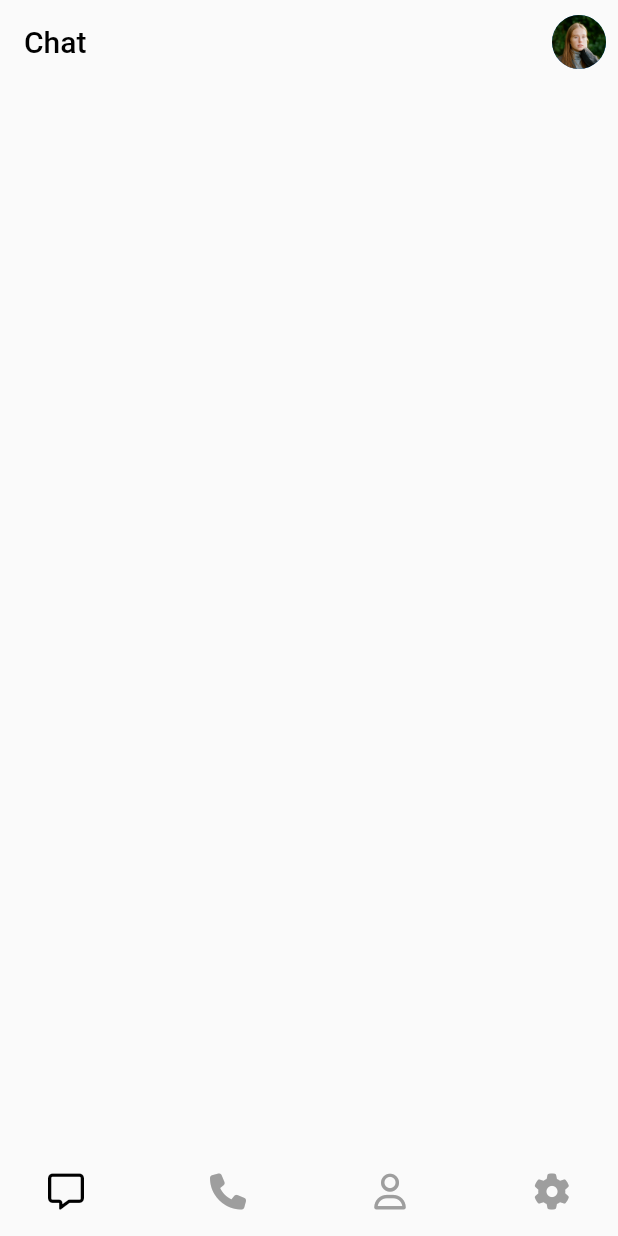
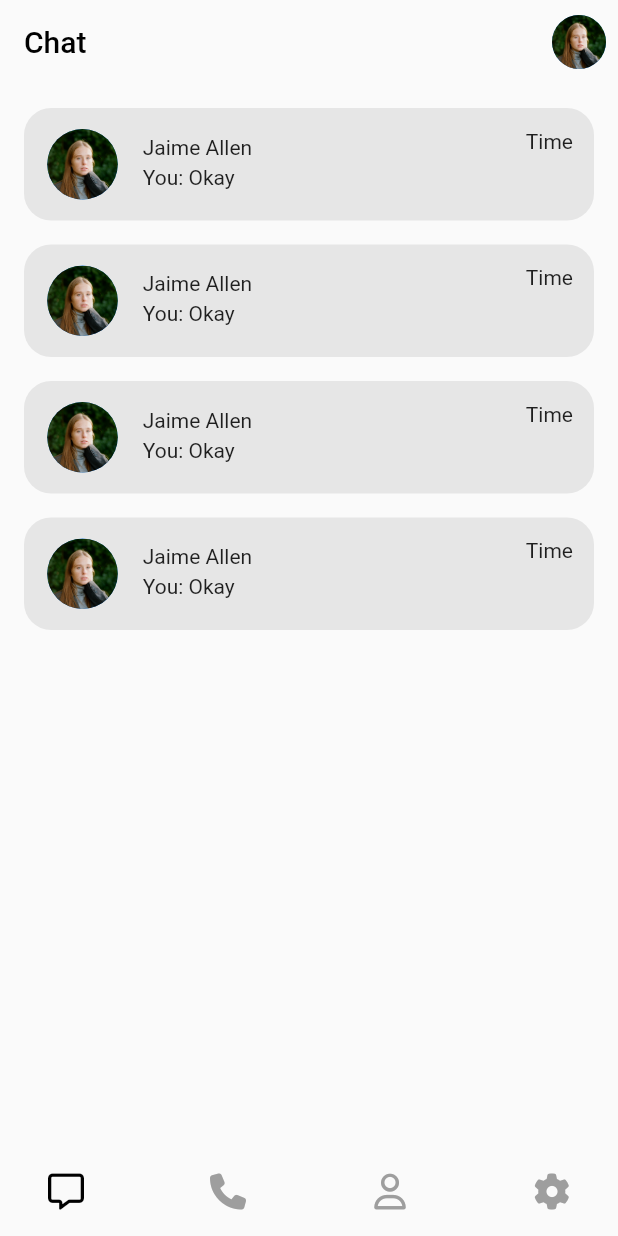
Before and after one commit to alan-thomas-shaji/hlf-chat-app, a Flutter app: the screen it shows after launch, on a phone screen of 412 x 824 dp. Run offline on Flutter 3.47's test engine with Material 2 defaults, Android fonts, the light colour scheme and no system bars; our stand-ins replace font_awesome_flutter, get, socket_io_client.

Commit message:
Chat homepage Ui

```diff
--- a/HLF Chat/lib/chatPage.dart
+++ b/HLF Chat/lib/chatPage.dart
@@ -30,6 +30,17 @@ class _HomeState extends State<Home> {
         ],
         elevation: 0,
         backgroundColor: Colors.transparent,
+      ),
+      body: Padding(
+        padding: const EdgeInsets.all(8.0),
+        child: Column(
+          children: [
+            ChatListHeader(),
+            ChatListHeader(),
+            ChatListHeader(),
+            ChatListHeader(),
+          ],
+        ),
       ),
       bottomNavigationBar: Container(
         padding: EdgeInsets.symmetric(horizontal: 20, vertical: 5),
@@ -91,3 +102,52 @@ class _HomeState extends State<Home> {
     );
   }
 }
+
+class ChatListHeader extends StatelessWidget {
+  const ChatListHeader({
+    Key? key,
+  }) : super(key: key);
+
+  @override
+  Widget build(BuildContext context) {
+    return Padding(
+      padding: const EdgeInsets.all(8.0),
+      child: Align(
+        alignment: Alignment.center,
+        child: Container(
+          padding: EdgeInsets.all(14),
+          height: 75,
+          width: Get.width * 0.94,
+          decoration: BoxDecoration(
+            color: Color.fromARGB(255, 230, 230, 230),
+            borderRadius: BorderRadius.circular(18),
+          ),
+          child: Row(
+            mainAxisAlignment: MainAxisAlignment.spaceBetween,
+            crossAxisAlignment: CrossAxisAlignment.start,
+            children: [
+              CircleAvatar(
+                backgroundImage: AssetImage('assets/images/avatar.jpg'),
+                radius: 25,
+              ),
+              Spacer(flex: 1),
+              Padding(
+                padding: const EdgeInsets.all(4.0),
+                child: Column(
+                  crossAxisAlignment: CrossAxisAlignment.start,
+                  children: [
+                    Text('Jaime Allen'),
+                    SizedBox(height: 4),
+                    Text('You: Okay'),
+                  ],
+                ),
+              ),
+              Spacer(flex: 16),
+              Text('Time')
+            ],
+          ),
+        ),
+      ),
+    );
+  }
+}
```
Also changed, not shown: HLF Chat/lib/themes/app_theme.dart (added), HLF Chat/lib/themes/color_theme.dart (added), HLF Chat/lib/themes/text_theme.dart (added).
